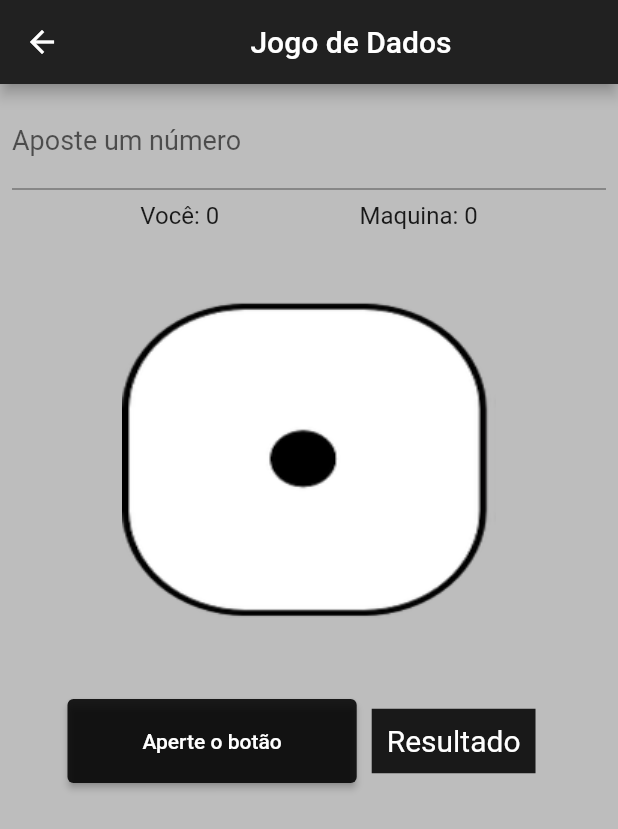
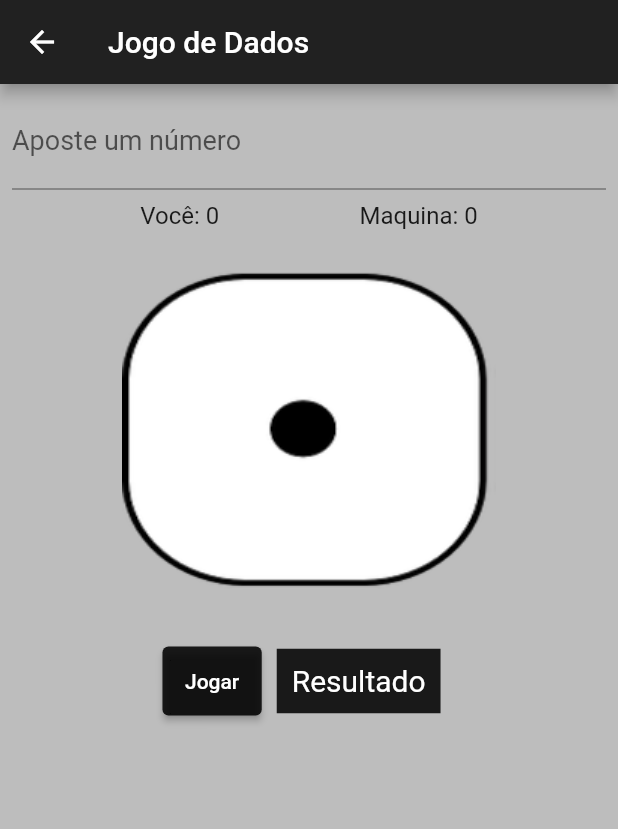
Before and after one commit to iagolopess/flutterDados, a Flutter app: the TelaDoJogoTeste screen opened directly, on a phone screen of 412 x 824 dp. Shown: the top 829 px of the screen. Run offline on Flutter 3.47's test engine with Material 2 defaults, Android fonts, the phone set to English and light mode, and no system bars.

Commit message:
Atualizar readme.md

```diff
--- a/lib/screen/novaTelaTeste.dart
+++ b/lib/screen/novaTelaTeste.dart
@@ -20,9 +20,7 @@ class TelaDoJogoStateTeste extends State<TelaDoJogoTeste> {
   Widget build(BuildContext context) {
     return Scaffold(
       appBar: AppBar(
-        title: Center(
-          child: Text("Jogo de Dados"),
-        ),
+        title: Text("Jogo de Dados"),
       ),
       body: SingleChildScrollView(
         child: Column(
@@ -50,7 +48,7 @@ class TelaDoJogoStateTeste extends State<TelaDoJogoTeste> {
               mainAxisAlignment: MainAxisAlignment.spaceEvenly,
             ),
             Padding(
-              padding: EdgeInsets.symmetric(horizontal: 10, vertical: 30),
+              padding: EdgeInsets.symmetric(horizontal: 10, vertical: 10),
               child: Row(
                 mainAxisAlignment: MainAxisAlignment.center,
                 children: <Widget>[
@@ -63,12 +61,12 @@ class TelaDoJogoStateTeste extends State<TelaDoJogoTeste> {
               mainAxisAlignment: MainAxisAlignment.center,
               children: [
                 ElevatedButton(
-                    child: Text('Aperte o botão'),
+                    child: Text('Jogar'),
                     style: ElevatedButton.styleFrom(
                       primary: Colors.black87,
                       onPrimary: Colors.white,
                       padding:
-                          EdgeInsets.symmetric(horizontal: 50, vertical: 20),
+                          EdgeInsets.symmetric(horizontal: 15, vertical: 15),
                       alignment: Alignment.center,
                     ),
                     onPressed: () {
@@ -102,16 +100,18 @@ class TelaDoJogoStateTeste extends State<TelaDoJogoTeste> {
 
   void validaDigito(int numeroJogado) {
     if (numeroJogado < 1 || numeroJogado > 6) {
-      escolhaDoJogador.clear();
       dicaMensagem = 'Número invalido';
     } else {
       if (numeroJogado == nextDiceImg) {
         mensagem = 'Você ganhou';
         pontosJogador += nextDiceImg;
+        dicaMensagem = "Somente números de 1 a 6";
       } else {
         mensagem = 'Você perdeu!';
         pontosMaquina += nextDiceImg;
+        dicaMensagem = "Somente números de 1 a 6";
       }
     }
+    escolhaDoJogador.clear();
   }
 }
```
Also changed, not shown: assets/demo-app.gif (added), 1 other file.
